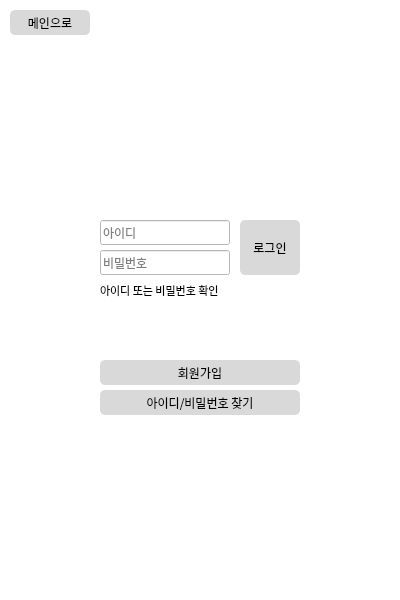
Above: main.ui from syarin03/jjapkaotalk before the change. Below: the same form after it.
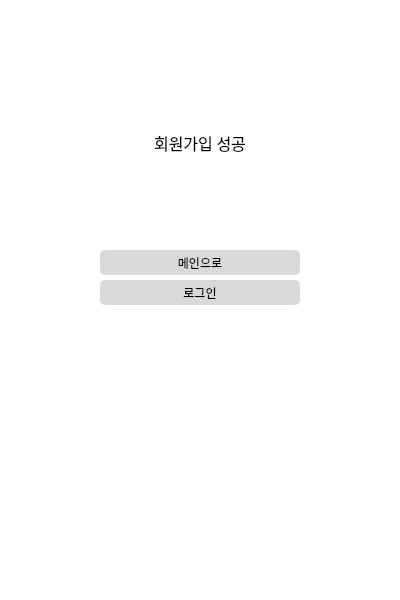
That is the form after the change.

Commit message: 회원가입 가능

What changed in the file:
```diff
--- a/main.ui
+++ b/main.ui
@@ -49,7 +49,7 @@
      <string notr="true">background-color: rgb(255, 255, 255);</string>
     </property>
     <property name="currentIndex">
-     <number>1</number>
+     <number>3</number>
     </property>
     <widget class="QWidget" name="stack_main">
      <widget class="QPushButton" name="btn_test">
@@ -563,6 +563,78 @@
       </property>
      </widget>
     </widget>
+    <widget class="QWidget" name="stack_regist_success">
+     <widget class="QLabel" name="label_2">
+      <property name="geometry">
+       <rect>
+        <x>100</x>
+        <y>130</y>
+        <width>200</width>
+        <height>25</height>
+       </rect>
+      </property>
+      <property name="font">
+       <font>
+        <family>맑은 고딕</family>
+        <pointsize>12</pointsize>
+       </font>
+      </property>
+      <property name="text">
+       <string>회원가입 성공</string>
+      </property>
+      <property name="alignment">
+       <set>Qt::AlignCenter</set>
+      </property>
+     </widget>
+     <widget class="QPushButton" name="btn_regist_result_to_login">
+      <property name="geometry">
+       <rect>
+        <x>100</x>
+        <y>280</y>
+        <width>200</width>
+        <height>25</height>
+       </rect>
+      </property>
+      <property name="font">
+       <font>
+        <family>맑은 고딕</family>
+       </font>
+      </property>
+      <property name="cursor">
+       <cursorShape>PointingHandCursor</cursorShape>
+      </property>
+      <property name="styleSheet">
+       <string notr="true">border-radius: 5px; background-color: #d9d9d9;</string>
+      </property>
+      <property name="text">
+       <string>로그인</string>
+      </property>
+     </widget>
+     <widget class="QPushButton" name="btn_regist_result_to_main">
+      <property name="geometry">
+       <rect>
+        <x>100</x>
+        <y>250</y>
+        <width>200</width>
+        <height>25</height>
+       </rect>
+      </property>
+      <property name="font">
+       <font>
+        <family>맑은 고딕</family>
+       </font>
+      </property>
+      <property name="cursor">
+       <cursorShape>PointingHandCursor</cursorShape>
+      </property>
+      <property name="styleSheet">
+       <string notr="true">border-radius: 5px; background-color: #d9d9d9;</string>
+      </property>
+      <property name="text">
+       <string>메인으로</string>
+      </property>
+     </widget>
+    </widget>
     <widget class="QWidget" name="stack_find">
      <widget class="QTabWidget" name="tab_find">
       <property name="geometry">
```
Left out of the diff: 19 changed lines with no effect on the pictures. The commit also changes 4 other files.
